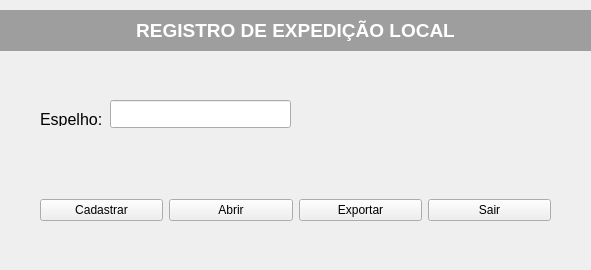
First picture: the form in tela_inicio.ui, repository siqueiradias/Expedicao_local, before the edit.
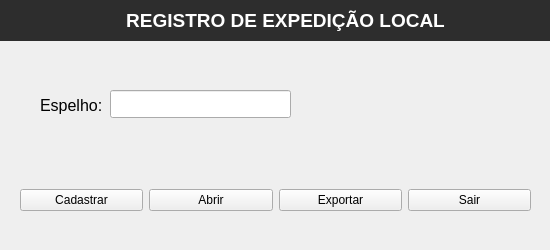
Second picture: the form after the edit.

Commit message: TELAS E DB

Patch:
```diff
--- a/tela_inicio.ui
+++ b/tela_inicio.ui
@@ -6,10 +6,22 @@
    <rect>
     <x>0</x>
     <y>0</y>
-    <width>591</width>
-    <height>270</height>
+    <width>550</width>
+    <height>250</height>
    </rect>
   </property>
+  <property name="sizePolicy">
+   <sizepolicy hsizetype="Ignored" vsizetype="Ignored">
+    <horstretch>0</horstretch>
+    <verstretch>0</verstretch>
+   </sizepolicy>
+  </property>
+  <property name="maximumSize">
+   <size>
+    <width>550</width>
+    <height>250</height>
+   </size>
+  </property>
   <property name="windowTitle">
    <string>Sistema de Expedição Local</string>
   </property>
@@ -17,36 +29,48 @@
    <widget class="QWidget" name="horizontalLayoutWidget">
     <property name="geometry">
      <rect>
-      <x>40</x>
-      <y>170</y>
+      <x>20</x>
+      <y>160</y>
       <width>511</width>
       <height>80</height>
      </rect>
     </property>
     <layout class="QHBoxLayout" name="horizontalLayout">
      <item>
-      <widget class="QPushButton" name="pushButton_3">
+      <widget class="QPushButton" name="btn_cadastrar">
+       <property name="styleSheet">
+        <string notr="true">font: 12pt &quot;MS Shell Dlg 2&quot;;</string>
+       </property>
        <property name="text">
         <string>Cadastrar</string>
        </property>
       </widget>
      </item>
      <item>
-      <widget class="QPushButton" name="pushButton_2">
+      <widget class="QPushButton" name="btn_abrir">
+       <property name="styleSheet">
+        <string notr="true">font: 12pt &quot;MS Shell Dlg 2&quot;;</string>
+       </property>
        <property name="text">
         <string>Abrir</string>
        </property>
       </widget>
      </item>
      <item>
-      <widget class="QPushButton" name="pushButton">
+      <widget class="QPushButton" name="btn_exportar">
+       <property name="styleSheet">
+        <string notr="true">font: 12pt &quot;MS Shell Dlg 2&quot;;</string>
+       </property>
        <property name="text">
         <string>Exportar</string>
        </property>
       </widget>
      </item>
      <item>
-      <widget class="QPushButton" name="pushButton_4">
+      <widget class="QPushButton" name="btn_sair">
+       <property name="styleSheet">
+        <string notr="true">font: 12pt &quot;MS Shell Dlg 2&quot;;</string>
+       </property>
        <property name="text">
         <string>Sair</string>
        </property>
@@ -58,9 +82,9 @@
     <property name="geometry">
      <rect>
       <x>40</x>
-      <y>110</y>
+      <y>90</y>
       <width>71</width>
-      <height>16</height>
+      <height>31</height>
      </rect>
     </property>
     <property name="text">
@@ -71,7 +95,7 @@
     <property name="geometry">
      <rect>
       <x>110</x>
-      <y>100</y>
+      <y>90</y>
       <width>181</width>
       <height>28</height>
      </rect>
@@ -83,8 +107,8 @@
    <widget class="QWidget" name="verticalLayoutWidget">
     <property name="geometry">
      <rect>
-      <x>0</x>
-      <y>10</y>
+      <x>-10</x>
+      <y>0</y>
       <width>591</width>
       <height>41</height>
      </rect>
@@ -94,6 +118,7 @@
       <widget class="QLabel" name="label">
        <property name="styleSheet">
         <string notr="true">background-color: rgb(158, 158, 158);
+background-color: rgb(45, 45, 45);
 color: rgb(255, 255, 255);</string>
        </property>
        <property name="text">
```
Left out of the diff: 2 changed lines with no effect on the pictures. The commit also changes 4 other files.
